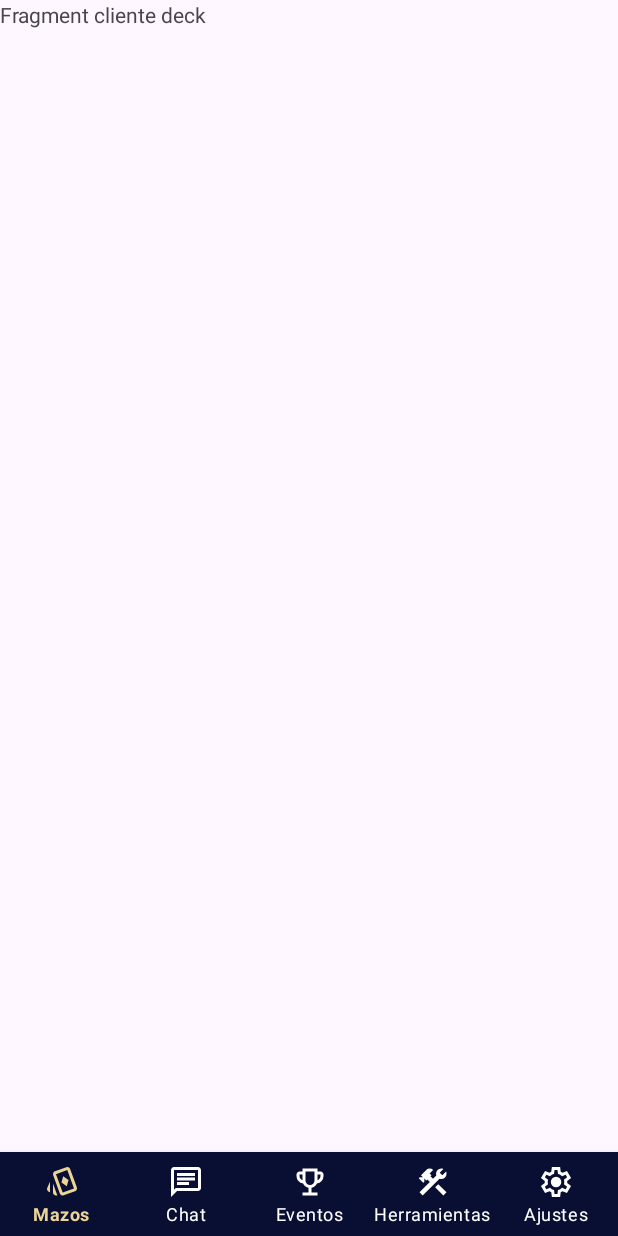
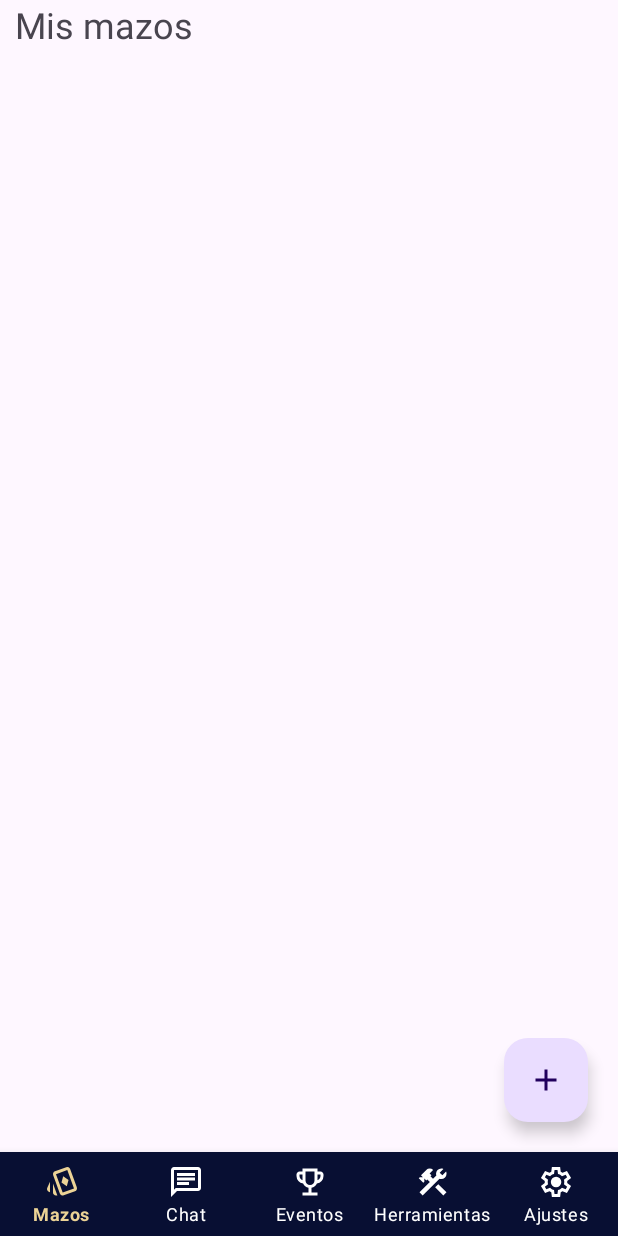
Before and after one commit to JoseJimenezGonzalez/MagicCraft-App, an Android app: the ClientDeckFragment screen opened directly, with no data from a screen before it, on a phone screen of 412 x 824 dp. Run offline under Robolectric (Android 15) with nearby library versions, the phone set to English and light mode, and no system bars; our stand-ins replace Dagger/Hilt's generated code, Firebase (no records; nobody signed in at launch, a user with empty details on screens opened directly); 2 statements that could not run were skipped.

Commit message:
commit falta implementar navegacion en las actividades

```diff
--- a/app/src/main/AndroidManifest.xml
+++ b/app/src/main/AndroidManifest.xml
@@ -13,6 +13,9 @@
         android:supportsRtl="true"
         android:theme="@style/Theme.MagicCraftApp"
         tools:targetApi="31">
+        <activity
+            android:name=".client.ClientCreateDeckActivity"
+            android:exported="false" />
         <activity
             android:name=".client.MainClientActivity"
             android:exported="false" />
--- a/app/src/main/java/com/jose/magiccraftapp/client/ClientDeckFragment.kt
+++ b/app/src/main/java/com/jose/magiccraftapp/client/ClientDeckFragment.kt
@@ -1,18 +1,42 @@
 package com.jose.magiccraftapp.client
 
+import android.content.Intent
 import android.os.Bundle
+import android.util.Log
 import androidx.fragment.app.Fragment
 import android.view.LayoutInflater
 import android.view.View
 import android.view.ViewGroup
+import androidx.recyclerview.widget.LinearLayoutManager
+import androidx.recyclerview.widget.RecyclerView
+import com.google.firebase.database.DataSnapshot
+import com.google.firebase.database.DatabaseError
+import com.google.firebase.database.DatabaseReference
+import com.google.firebase.database.ValueEventListener
 import com.jose.magiccraftapp.R
 import com.jose.magiccraftapp.databinding.FragmentAdminDeckBinding
 import com.jose.magiccraftapp.databinding.FragmentClientDeckBinding
+import com.jose.magiccraftapp.model.CurrentUser
+import com.jose.magiccraftapp.model.Deck
+import dagger.hilt.android.AndroidEntryPoint
+import javax.inject.Inject
 
+@AndroidEntryPoint
 class ClientDeckFragment : Fragment() {
 
     private var _binding: FragmentClientDeckBinding? = null
     private val binding get() = _binding!!
+
+    private lateinit var recycler: RecyclerView
+
+    private lateinit var deckList: MutableList<Deck>
+
+    private lateinit var adapter: AdapterRecyclerViewDeck
+
+    private lateinit var idUser: String
+
+    @Inject
+    lateinit var dbRef: DatabaseReference
 
     override fun onCreateView(
         inflater: LayoutInflater, container: ViewGroup?,
@@ -22,4 +46,45 @@ class ClientDeckFragment : Fragment() {
         return binding.root
     }
 
+    override fun onViewCreated(view: View, savedInstanceState: Bundle?) {
+        super.onViewCreated(view, savedInstanceState)
+
+        idUser = CurrentUser.currentUser!!.id
+
+        binding.fabCreateDeck.setOnClickListener {
+            val intent = Intent(context, ClientCreateDeckActivity::class.java)
+            startActivity(intent)
+        }
+
+        setUpRecyclerView()
+        Log.e("Numero elemetos mazo", deckList.size.toString())
+    }
+
+    private fun setUpRecyclerView() {
+        deckList = mutableListOf()
+        dbRef.child("MagicCraft").child("Decks").child(idUser).addValueEventListener(object : ValueEventListener{
+            override fun onDataChange(snapshot: DataSnapshot) {
+                deckList.clear()
+                snapshot.children.forEach { deck ->
+                    val pojoDeck = deck.getValue(Deck::class.java)!!
+                    Log.e("Mazo", pojoDeck.nameDeck)
+                    deckList.add(pojoDeck)
+                    Log.e("Despues de añadir", deckList.size.toString())
+                }
+                recycler.adapter?.notifyDataSetChanged()
+            }
+
+            override fun onCancelled(error: DatabaseError) {
+                println(error.message)
+            }
+
+        })
+        adapter = AdapterRecyclerViewDeck(deckList)
+        apply {
+            recycler = binding.rvDecks
+            recycler.adapter = adapter
+            recycler.layoutManager = LinearLayoutManager(context)
+        }
+    }
+
 }
--- a/app/src/main/java/com/jose/magiccraftapp/client/MainClientActivity.kt
+++ b/app/src/main/java/com/jose/magiccraftapp/client/MainClientActivity.kt
@@ -6,7 +6,9 @@ import androidx.appcompat.app.AppCompatActivity
 import androidx.core.view.ViewCompat
 import androidx.core.view.WindowInsetsCompat
 import com.jose.magiccraftapp.R
+import dagger.hilt.android.AndroidEntryPoint
 
+@AndroidEntryPoint
 class MainClientActivity : AppCompatActivity() {
     override fun onCreate(savedInstanceState: Bundle?) {
         super.onCreate(savedInstanceState)
--- /dev/null
+++ b/app/src/main/res/drawable/ic_add.xml
@@ -0,0 +1,5 @@
+<vector xmlns:android="http://schemas.android.com/apk/res/android" android:height="24dp" android:tint="#000000" android:viewportHeight="24" android:viewportWidth="24" android:width="24dp">
+
+    <path android:fillColor="@android:color/white" android:pathData="M19,13h-6v6h-2v-6H5v-2h6V5h2v6h6v2z"/>
+
+</vector>
--- /dev/null
+++ b/app/src/main/res/drawable/ic_back.xml
@@ -0,0 +1,5 @@
+<vector xmlns:android="http://schemas.android.com/apk/res/android" android:autoMirrored="true" android:height="24dp" android:tint="#000000" android:viewportHeight="24" android:viewportWidth="24" android:width="24dp">
+
+    <path android:fillColor="@android:color/white" android:pathData="M20,11H7.83l5.59,-5.59L12,4l-8,8 8,8 1.41,-1.41L7.83,13H20v-2z"/>
+
+</vector>
--- a/app/src/main/res/layout/fragment_client_deck.xml
+++ b/app/src/main/res/layout/fragment_client_deck.xml
@@ -1,14 +1,42 @@
 <?xml version="1.0" encoding="utf-8"?>
-<FrameLayout xmlns:android="http://schemas.android.com/apk/res/android"
+<androidx.constraintlayout.widget.ConstraintLayout xmlns:android="http://schemas.android.com/apk/res/android"
     xmlns:tools="http://schemas.android.com/tools"
     android:layout_width="match_parent"
     android:layout_height="match_parent"
+    xmlns:app="http://schemas.android.com/apk/res-auto"
     tools:context=".client.ClientDeckFragment">
 
-    <!-- TODO: Update blank fragment layout -->
     <TextView
+        android:id="@+id/tvTitle"
         android:layout_width="match_parent"
-        android:layout_height="match_parent"
-        android:text="Fragment cliente deck" />
+        android:layout_height="wrap_content"
+        app:layout_constraintTop_toTopOf="parent"
+        app:layout_constraintStart_toStartOf="parent"
+        app:layout_constraintEnd_toEndOf="parent"
+        android:text="Mis mazos"
+        android:paddingStart="10dp"
+        android:textSize="24sp">
+    </TextView>
 
-</FrameLayout>
+    <androidx.recyclerview.widget.RecyclerView
+        android:id="@+id/rvDecks"
+        android:layout_width="match_parent"
+        android:layout_height="0dp"
+        app:layout_constraintTop_toBottomOf="@id/tvTitle"
+        app:layout_constraintStart_toStartOf="parent"
+        app:layout_constraintEnd_toEndOf="parent"
+        app:layout_constraintBottom_toBottomOf="parent"
+        tools:listitem="@layout/item_deck">
+    </androidx.recyclerview.widget.RecyclerView>
+
+    <com.google.android.material.floatingactionbutton.FloatingActionButton
+        android:id="@+id/fabCreateDeck"
+        android:layout_width="wrap_content"
+        android:layout_height="wrap_content"
+        app:layout_constraintEnd_toEndOf="parent"
+        app:layout_constraintBottom_toBottomOf="parent"
+        android:layout_margin="20dp"
+        android:src="@drawable/ic_add">
+    </com.google.android.material.floatingactionbutton.FloatingActionButton>
+
+</androidx.constraintlayout.widget.ConstraintLayout>
```
Also changed, not shown: app/src/main/java/com/jose/magiccraftapp/client/AdapterRecyclerViewDeck.kt (added, +72 -0 lines), app/src/main/java/com/jose/magiccraftapp/client/ClientCreateDeckActivity.kt (added, +186 -0 lines), app/src/main/java/com/jose/magiccraftapp/model/CardDeck.kt (added, +10 -0 lines), app/src/main/java/com/jose/magiccraftapp/model/Deck.kt (added, +10 -0 lines), app/src/main/res/layout/activity_client_create_deck.xml (added, +120 -0 lines), app/src/main/res/layout/item_deck.xml (added, +52 -0 lines).
